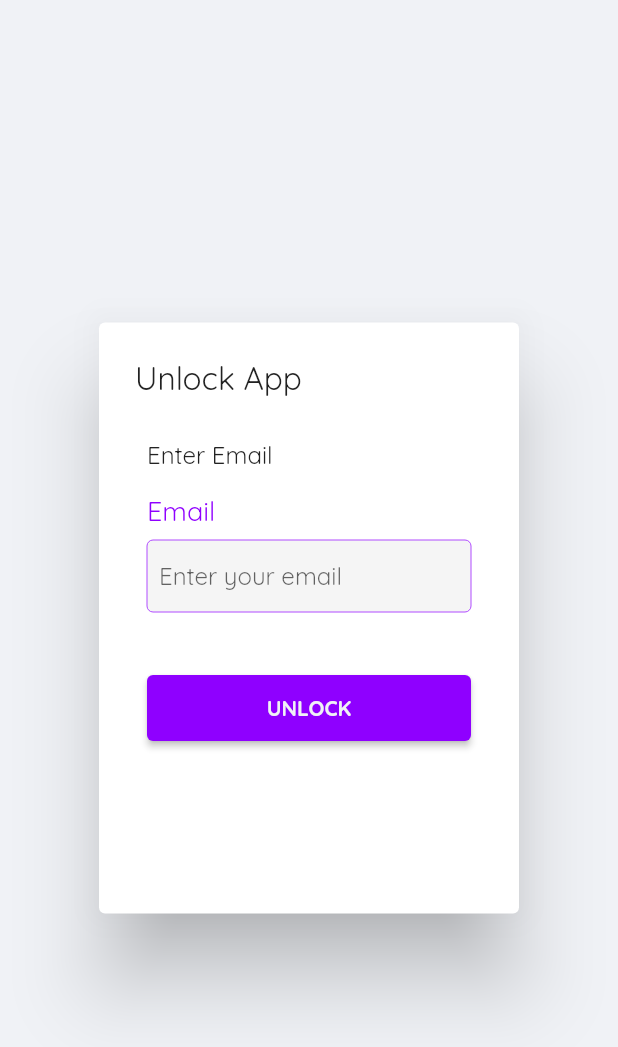
After one commit to lgf2111/lovelace-client, a Flutter app: the UnlockAppDialog screen opened directly, after a tap on "UNLOCK", on a phone screen of 412 x 824 dp. The commit adds this screen. Shown: the top 1047 px of the screen. Run offline on Flutter 3.47's test engine with Material 2 defaults, Android fonts, the phone set to English and light mode, and no system bars; our stand-ins replace email_validator, flutter_datetime_picker, flutter_secure_storage, geocoding, geolocator, image_picker and 4 more; missing offline and left inert: age_calculator, encrypt, location_permissions, pointycastle, safe_device, screen_capture_event; accounts and stored records are empty.

Commit message:
Adds working Unlock dialog and fixes backup logic

```diff
--- a/lovelace/lib/resources/backup_methods.dart
+++ b/lovelace/lib/resources/backup_methods.dart
@@ -37,13 +37,12 @@ class BackupMethods {
     // print(jsonString.runtimeType); // returns String
     var plaintext = await aeSkeyMethods.decryptAES(jsonString); // decrypt the ciphertext
     // print(plaintext.runtimeType);
-    print(plaintext);
     // Map<String, dynamic> jsonMap = jsonDecode(jsonString);
     debugPrint('Data read from JSON file');
-    // return jsonMap;
+    return plaintext;
   }
 
-  Future<void> writeJsonFile(List messages) async {
+  Future<void> writeJsonFile(messages) async {
     final file = await _localFile;
     debugPrint('Writing data to JSON file');
     Map<String, dynamic> jsonMap = {"Messages": messages};
--- a/lovelace/lib/screens/user/account/account_settings_screen.dart
+++ b/lovelace/lib/screens/user/account/account_settings_screen.dart
@@ -69,15 +69,15 @@ class _AccountSettingsScreenState extends State<AccountSettingsScreen> {
                   setState(() {
                     isSuccess = false;
                   });
-                } else { // if there is a backup file
-                  storageMethods.write("message", response);
+                } else {
+                  print('response: $response');
                 }
                 ScaffoldMessenger.of(context).showSnackBar(SnackBar(
                   content: Text(message),
                   backgroundColor: isSuccess ? blackColor : errorColor,
                 ));
                 // Send the backup file data to secure storage
-                storageMethods.read("message");
+                // storageMethods.read("message");
               }),
           WideButton(
               icon: const Icon(Icons.exit_to_app, color: placeholderColor),
--- /dev/null
+++ b/lovelace/lib/widgets/unlock_app_dialog.dart
@@ -0,0 +1,92 @@
+import 'dart:convert';
+
+import 'package:flutter/material.dart';
+import 'package:lovelace/utils/colors.dart';
+import 'package:lovelace/resources/storage_methods.dart';
+import 'package:lovelace/widgets/text_field_input.dart';
+
+class UnlockAppDialog extends StatefulWidget {
+  const UnlockAppDialog({super.key});
+
+  @override
+  State<UnlockAppDialog> createState() => _UnlockAppDialogState();
+}
+
+class _UnlockAppDialogState extends State<UnlockAppDialog> {
+  StorageMethods storageMethods = StorageMethods();
+  final TextEditingController _emailController = TextEditingController();
+  String message = "";
+  bool isUnlocked = false;
+
+  @override
+  Widget build(BuildContext context) {
+    return Scaffold(
+      resizeToAvoidBottomInset: false,
+      body: AlertDialog(
+        title: const Text('Unlock App', style: TextStyle(fontSize: 21)),
+        content: SizedBox(
+          height: 300,
+          child: Column(
+            mainAxisAlignment: MainAxisAlignment.start,
+            crossAxisAlignment: CrossAxisAlignment.start,
+            mainAxisSize: MainAxisSize.min,
+            children: <Widget>[
+              const Padding(
+                padding: EdgeInsets.all(8.0),
+                child: Text(
+                  "Enter Email",
+                ),
+              ),
+              Container(
+                padding: const EdgeInsets.all(8.0),
+                child: TextFieldInput(
+                  label: "Email",
+                  hintText: "Enter your email",
+                  textInputType: TextInputType.emailAddress,
+                  textEditingController: _emailController,
+                  validator: (value) {
+                    return null;
+                  },
+                ),
+              ),
+              Container(
+                width: double.infinity,
+                height: 60,
+                padding: const EdgeInsets.all(8.0),
+                child: ElevatedButton(
+                  onPressed: () async {
+                    // Validate email in local storage
+                    message = "Incorrect email address!";
+                    String email = _emailController.text;
+                    final userObjectString =
+                        await storageMethods.read("userDetails");
+                    final userEmail = jsonDecode(userObjectString)["email"];
+
+                    if (email == userEmail) {
+                      // when valid
+                      isUnlocked = true;
+                      message = "App unlocked!";
+                      Navigator.pop(context);
+                    }
+
+                    ScaffoldMessenger.of(context)
+                        .showSnackBar(SnackBar(content: Text(message)));
+                  },
+                  style: ElevatedButton.styleFrom(
+                    backgroundColor: primaryColor,
+                    // fixedSize: Size(250, 50),
+                  ),
+                  child: const Text(
+                    "UNLOCK",
+                    style:
+                        TextStyle(color: whiteColor, fontWeight: FontWeight.bold),
+                  ),
+                ),
+              ),
+            ],
+          ),
+        ),
+      ),
+    );
+  }
+}
```
Also changed, not shown: 5 other files.
